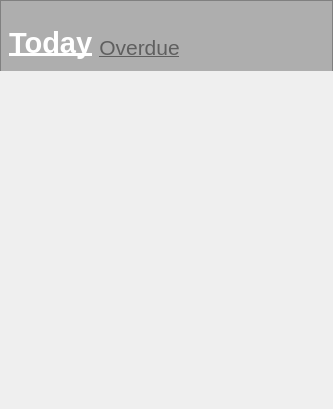
The window that gui/todoWidget.ui (WatsonJay/tomato_farm) describes before a commit, drawn with Qt 5.
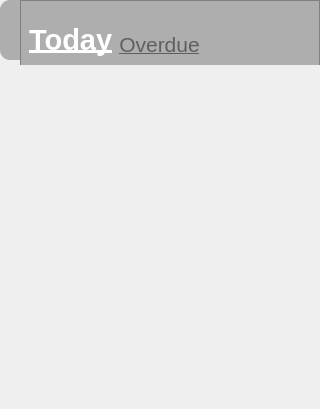
The same window after the commit. Icons and pictures are not drawn.

The edit to the form file:
```diff
--- a/gui/todoWidget.ui
+++ b/gui/todoWidget.ui
@@ -6,7 +6,7 @@
    <rect>
     <x>0</x>
     <y>0</y>
-    <width>333</width>
+    <width>320</width>
     <height>409</height>
    </rect>
   </property>
@@ -22,7 +22,7 @@
   <property name="styleSheet">
    <string notr="true"/>
   </property>
-  <layout class="QVBoxLayout" name="verticalLayout" stretch="0,1,6">
+  <layout class="QHBoxLayout" name="horizontalLayout_2">
    <property name="spacing">
     <number>0</number>
    </property>
@@ -36,6 +36,72 @@
     <number>0</number>
    </property>
    <property name="bottomMargin">
+    <number>0</number>
+   </property>
+   <item>
+    <layout class="QVBoxLayout" name="verticalLayout">
+     <item>
+      <widget class="QWidget" name="showHideWidget" native="true">
+       <property name="minimumSize">
+        <size>
+         <width>0</width>
+         <height>60</height>
+        </size>
+       </property>
+       <property name="maximumSize">
+        <size>
+         <width>16777215</width>
+         <height>60</height>
+        </size>
+       </property>
+       <property name="styleSheet">
+        <string notr="true">QWidget#showHideWidget{
+background:rgba(100, 100, 100, 120);
+border-top-left-radius:10px;
+border-bottom-left-radius:10px;
+}</string>
+       </property>
+       <layout class="QHBoxLayout" name="horizontalLayout_3">
+        <property name="leftMargin">
+         <number>2</number>
+        </property>
+        <property name="topMargin">
+         <number>0</number>
+        </property>
+        <property name="rightMargin">
+         <number>2</number>
+        </property>
+        <property name="bottomMargin">
+         <number>0</number>
+        </property>
+        <item>
+         <widget class="QLabel" name="label">
+          <property name="text">
+           <string>&lt;html&gt;&lt;head/&gt;&lt;body&gt;&lt;p&gt;&lt;img src=&quot;:/icon/show.png&quot; height=&quot;20&quot; width=&quot;20&quot;/&gt;&lt;/p&gt;&lt;/body&gt;&lt;/html&gt;</string>
+          </property>
+         </widget>
+        </item>
+       </layout>
+      </widget>
+     </item>
+     <item>
+      <spacer name="verticalSpacer">
+       <property name="orientation">
+        <enum>Qt::Vertical</enum>
+       </property>
+       <property name="sizeHint" stdset="0">
+        <size>
+         <width>20</width>
+         <height>40</height>
+        </size>
+       </property>
+      </spacer>
+     </item>
+    </layout>
+   </item>
+   <item>
+    <layout class="QVBoxLayout" name="verticalLayout_4" stretch="0,1,9">
+     <property name="spacing">
     <number>0</number>
    </property>
    <item>
@@ -58,6 +124,18 @@
    </item>
    <item>
     <widget class="QWidget" name="toolWidget" native="true">
+       <property name="minimumSize">
+        <size>
+         <width>0</width>
+         <height>50</height>
+        </size>
+       </property>
+       <property name="maximumSize">
+        <size>
+         <width>16777215</width>
+         <height>50</height>
+        </size>
+       </property>
      <property name="styleSheet">
       <string notr="true">QWidget#toolWidget{
 background:rgba(100, 100, 100, 120);
@@ -241,6 +319,8 @@
       </layout>
      </widget>
     </widget>
+     </item>
+    </layout>
    </item>
   </layout>
  </widget>
```
Lines whose indentation alone changed are shown as unchanged.
